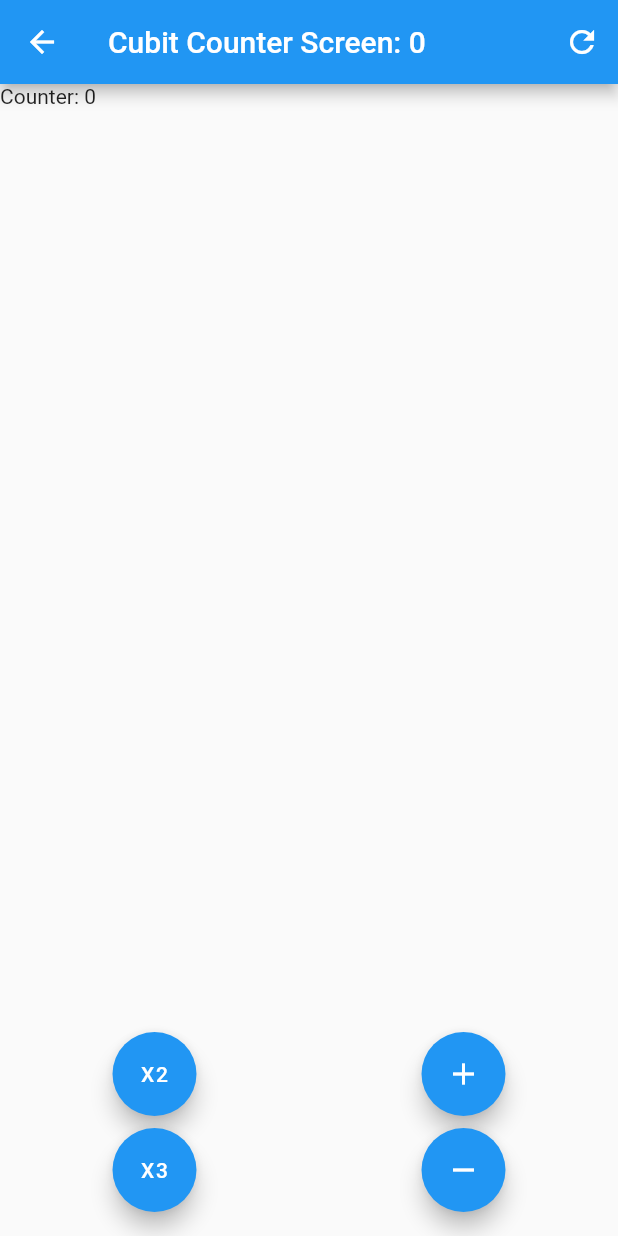
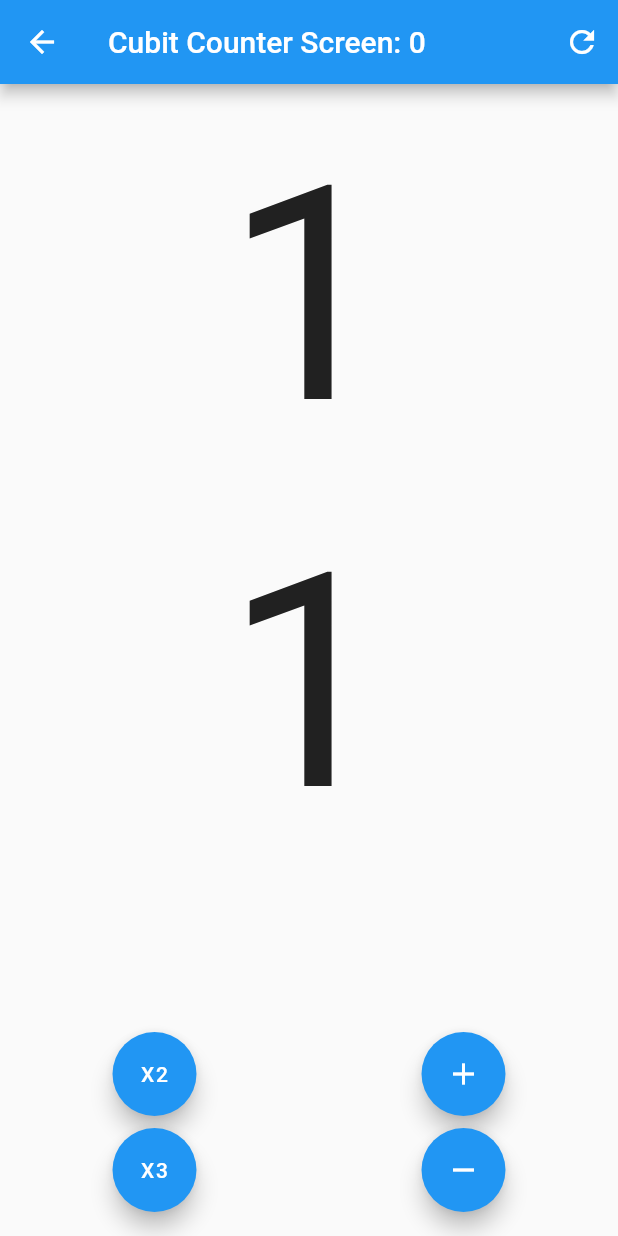
Before and after one commit to JalzDeLezZ/Flutter-Cubits-FlutterBloc-Forms, a Flutter app: the _CubitCounterView screen opened directly, on a phone screen of 412 x 824 dp. Run offline on Flutter 3.47's test engine with Material 2 defaults, Android fonts, the phone set to English and light mode, and no system bars; our stand-ins replace equatable, flutter_bloc, go_router.

Commit message:
[imp] cubit consumer

```diff
--- a/lib/presentation/blocs/counter_cubit/counter_cubit.dart
+++ b/lib/presentation/blocs/counter_cubit/counter_cubit.dart
@@ -1,9 +1,10 @@
+import 'package:equatable/equatable.dart';
 import 'package:flutter_bloc/flutter_bloc.dart';
 
 part 'counter_state.dart';
 
 class CounterCubit extends Cubit<CounterState> {
-  CounterCubit() : super(CounterState(counter: 0));
+  CounterCubit() : super(const CounterState(counter: 1));
 
   void increase() {
     emit(state.copyWith(
--- a/lib/presentation/blocs/counter_cubit/counter_state.dart
+++ b/lib/presentation/blocs/counter_cubit/counter_state.dart
@@ -1,14 +1,17 @@
 part of 'counter_cubit.dart';
 
-class CounterState {
+class CounterState extends Equatable {
   final int counter;
   final int transactionCount;
 
-  CounterState({this.counter = 0, this.transactionCount = 0});
+  const CounterState({this.counter = 0, this.transactionCount = 0});
 
   copyWith({int? counter, int? transactionCount}) {
     return CounterState(
         counter: counter ?? this.counter,
         transactionCount: transactionCount ?? this.transactionCount);
   }
+
+  @override
+  List<Object> get props => [counter, transactionCount];
 }
--- a/lib/presentation/screens/cubit_counter_screen.dart
+++ b/lib/presentation/screens/cubit_counter_screen.dart
@@ -1,3 +1,5 @@
+// ignore_for_file: avoid_print
+
 import 'package:fbloc_cubits_forms/presentation/blocs/counter_cubit/counter_cubit.dart';
 import 'package:flutter/material.dart';
 import 'package:flutter_bloc/flutter_bloc.dart';
@@ -19,6 +21,7 @@ class _CubitCounterView extends StatelessWidget {
 
   @override
   Widget build(BuildContext context) {
+    //? 1st way to get state
     final counterState = context.watch<CounterCubit>().state;
     return Scaffold(
       appBar: AppBar(
@@ -34,7 +37,24 @@ class _CubitCounterView extends StatelessWidget {
       body: BlocBuilder<CounterCubit, CounterState>(
         // buildWhen: (previous, current) => previous.counter != current.counter,
         builder: (context, state) {
-          return Text('Counter: ${state.counter}');
+          print('Counter Changed');
+          return ListView(
+            children: [
+              const SizedBox(height: 24),
+              Center(
+                child: Text(
+                  '${state.counter}',
+                  style: const TextStyle(fontSize: 200),
+                ),
+              ),
+              const SizedBox(height: 24),
+              Center(
+                  child: context.select((CounterCubit value) => Text(
+                        '${value.state.counter}',
+                        style: const TextStyle(fontSize: 200),
+                      ))),
+            ],
+          );
         },
       ),
       floatingActionButtonLocation: FloatingActionButtonLocation.centerFloat,
--- a/pubspec.yaml
+++ b/pubspec.yaml
@@ -7,6 +7,7 @@ environment:
   sdk: '>=3.0.6 <4.0.0'
 
 dependencies:
+  equatable: ^2.0.5
   flutter:
     sdk: flutter
   flutter_bloc: ^8.1.3
```
Also changed, not shown: pubspec.lock, 1 other file.
